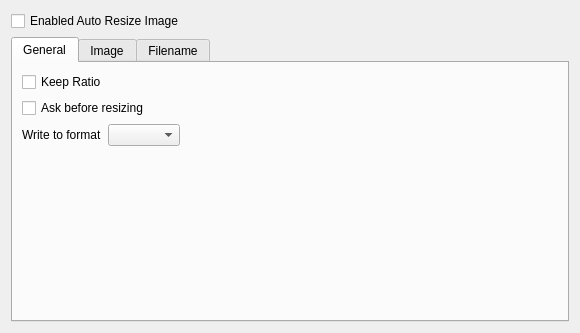
Old version of the form messagecomposer/imagescaling/imagescalingwidget.ui in the repository KDE/kdepim.
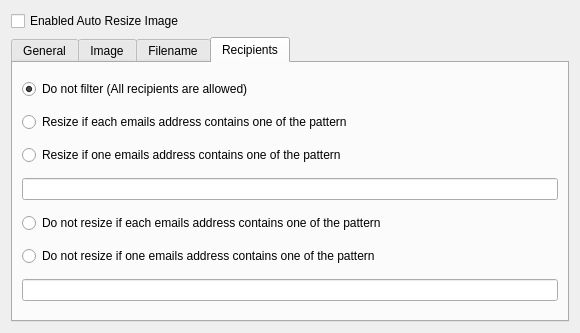
New version of the form. The open tabs and pages were chosen to show the change. Custom widgets are drawn as their Qt base class.

Commit message: Allow to filtrering recipients

What changed in the file:
```diff
--- a/messagecomposer/imagescaling/imagescalingwidget.ui
+++ b/messagecomposer/imagescaling/imagescalingwidget.ui
@@ -348,6 +348,57 @@
        </item>
       </layout>
      </widget>
+     <widget class="QWidget" name="tab_4">
+      <attribute name="title">
+       <string>Recipients</string>
+      </attribute>
+      <layout class="QVBoxLayout" name="verticalLayout_8">
+       <item>
+        <widget class="QRadioButton" name="doNotFilterRecipients">
+         <property name="text">
+          <string>Do not filter (All recipients are allowed)</string>
+         </property>
+         <property name="checked">
+          <bool>true</bool>
+         </property>
+        </widget>
+       </item>
+       <item>
+        <widget class="QRadioButton" name="resizeEachEmails">
+         <property name="text">
+          <string>Resize if each emails address contains one of the pattern</string>
+         </property>
+        </widget>
+       </item>
+       <item>
+        <widget class="QRadioButton" name="resizeOneEmails">
+         <property name="text">
+          <string>Resize if one emails address contains one of the pattern</string>
+         </property>
+        </widget>
+       </item>
+       <item>
+        <widget class="QLineEdit" name="resizeEmailsPattern"/>
+       </item>
+       <item>
+        <widget class="QRadioButton" name="doNotResizeEachEmails">
+         <property name="text">
+          <string>Do not resize if each emails address contains one of the pattern</string>
+         </property>
+        </widget>
+       </item>
+       <item>
+        <widget class="QRadioButton" name="doNotResizeOneEmails">
+         <property name="text">
+          <string>Do not resize if one emails address contains one of the pattern</string>
+         </property>
+        </widget>
+       </item>
+       <item>
+        <widget class="QLineEdit" name="doNotResizePattern"/>
+       </item>
+      </layout>
+     </widget>
     </widget>
    </item>
   </layout>
```
